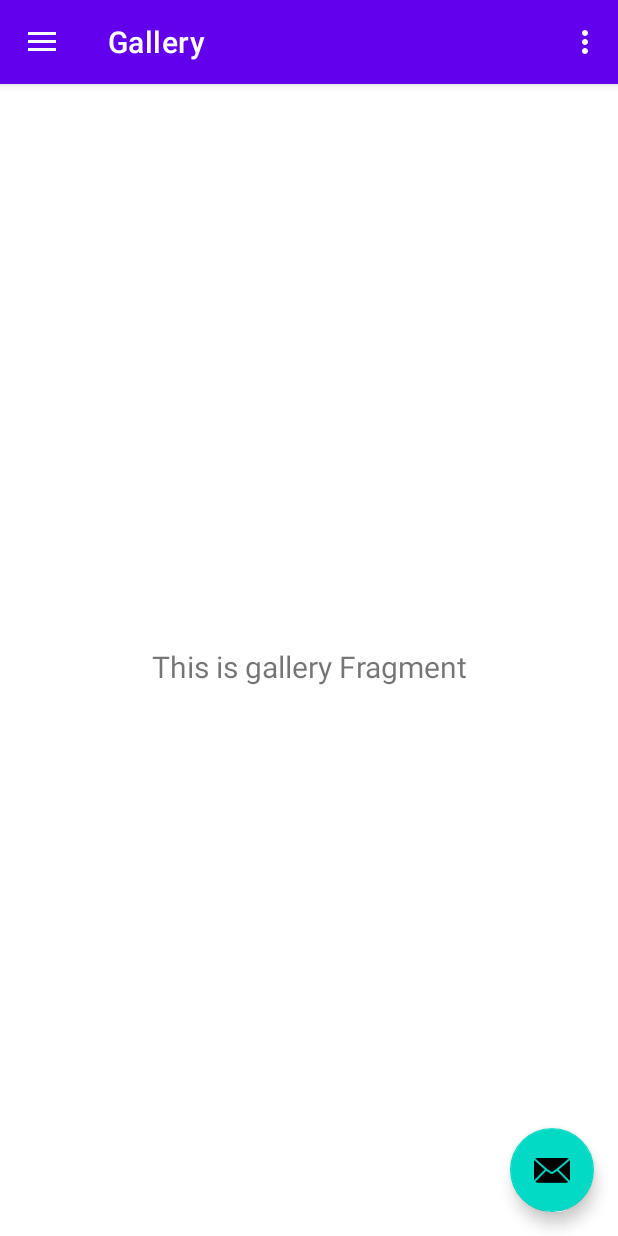
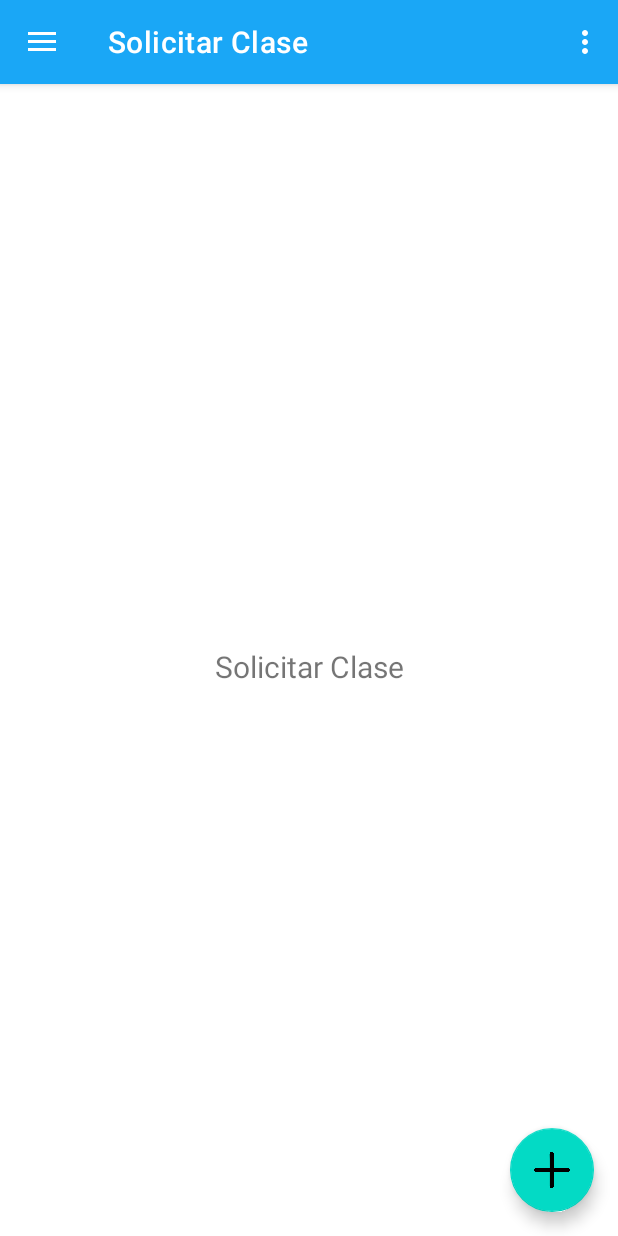
Before and after one commit to valeriafern/Estudiante, an Android app: the screen it shows after launch (MainActivity), in the side drawer, after a tap on "Solicitar Clase", on a phone screen of 412 x 824 dp. Run offline under Robolectric (Android 15) with nearby library versions, the phone set to English and light mode, and no system bars; our stand-ins replace navigation-ui.

Commit message:
listo menu

```diff
--- a/app/src/main/java/com/example/estudiante/ui/gallery/GalleryViewModel.kt
+++ b/app/src/main/java/com/example/estudiante/ui/gallery/GalleryViewModel.kt
@@ -7,7 +7,7 @@ import androidx.lifecycle.ViewModel
 class GalleryViewModel : ViewModel() {
 
     private val _text = MutableLiveData<String>().apply {
-        value = "This is gallery Fragment"
+        value = "Solicitar Clase"
     }
     val text: LiveData<String> = _text
 }
--- a/app/src/main/java/com/example/estudiante/ui/home/HomeViewModel.kt
+++ b/app/src/main/java/com/example/estudiante/ui/home/HomeViewModel.kt
@@ -7,7 +7,7 @@ import androidx.lifecycle.ViewModel
 class HomeViewModel : ViewModel() {
 
     private val _text = MutableLiveData<String>().apply {
-        value = "This is home Fragment"
+        value = "Perfil"
     }
     val text: LiveData<String> = _text
 }
--- a/app/src/main/java/com/example/estudiante/ui/slideshow/SlideshowViewModel.kt
+++ b/app/src/main/java/com/example/estudiante/ui/slideshow/SlideshowViewModel.kt
@@ -7,7 +7,7 @@ import androidx.lifecycle.ViewModel
 class SlideshowViewModel : ViewModel() {
 
     private val _text = MutableLiveData<String>().apply {
-        value = "This is slideshow Fragment"
+        value = "Historial"
     }
     val text: LiveData<String> = _text
 }
--- a/app/src/main/res/drawable/side_nav_bar.xml
+++ b/app/src/main/res/drawable/side_nav_bar.xml
@@ -3,7 +3,7 @@
     <gradient
         android:angle="135"
         android:centerColor="#1AA7F6"
-        android:endColor="#00695C"
-        android:startColor="#4DB6AC"
+        android:endColor="#1AA7F6"
+        android:startColor="#1AA7F6"
         android:type="linear" />
 </shape>
--- a/app/src/main/res/layout/app_bar_main.xml
+++ b/app/src/main/res/layout/app_bar_main.xml
@@ -10,12 +10,12 @@
         android:layout_width="match_parent"
         android:layout_height="wrap_content"
         android:theme="@style/Theme.Estudiante.AppBarOverlay">
-
+p
         <androidx.appcompat.widget.Toolbar
             android:id="@+id/toolbar"
             android:layout_width="match_parent"
             android:layout_height="?attr/actionBarSize"
-            android:background="?attr/colorPrimary"
+            android:background="@color/azul"
             app:popupTheme="@style/Theme.Estudiante.PopupOverlay" />
 
     </com.google.android.material.appbar.AppBarLayout>
@@ -29,6 +29,6 @@
         android:layout_gravity="bottom|end"
         android:layout_marginEnd="@dimen/fab_margin"
         android:layout_marginBottom="16dp"
-        app:srcCompat="@android:drawable/ic_dialog_email" />
+        app:srcCompat="@drawable/agregar" />
 
 </androidx.coordinatorlayout.widget.CoordinatorLayout>
--- a/app/src/main/res/layout/nav_header_main.xml
+++ b/app/src/main/res/layout/nav_header_main.xml
@@ -24,7 +24,7 @@
         android:layout_width="187dp"
         android:layout_height="wrap_content"
         android:paddingTop="@dimen/nav_header_vertical_spacing"
-        android:text="@string/educatio"
+        android:text="@string/menu"
         android:textAppearance="@style/TextAppearance.AppCompat.Body1" />
 
     <TextView
--- a/app/src/main/res/menu/activity_main_drawer.xml
+++ b/app/src/main/res/menu/activity_main_drawer.xml
@@ -6,15 +6,15 @@
     <group android:checkableBehavior="single">
         <item
             android:id="@+id/nav_home"
-            android:icon="@drawable/ic_menu_camera"
+            android:icon="@drawable/perfil"
             android:title="@string/perfil" />
         <item
             android:id="@+id/nav_gallery"
-            android:icon="@drawable/ic_menu_gallery"
+            android:icon="@drawable/clase"
             android:title="@string/solicitar_clase" />
         <item
             android:id="@+id/nav_slideshow"
-            android:icon="@drawable/ic_menu_slideshow"
+            android:icon="@drawable/historial"
             android:title="@string/historial" />
     </group>
 </menu>
--- a/app/src/main/res/menu/main.xml
+++ b/app/src/main/res/menu/main.xml
@@ -4,6 +4,6 @@
     <item
         android:id="@+id/action_settings"
         android:orderInCategory="100"
-        android:title="@string/action_settings"
+        android:title="@string/configuracion"
         app:showAsAction="never" />
 </menu>
--- a/app/src/main/res/values/colors.xml
+++ b/app/src/main/res/values/colors.xml
@@ -7,4 +7,5 @@
     <color name="teal_700">#FF018786</color>
     <color name="black">#FF000000</color>
     <color name="white">#FFFFFFFF</color>
+    <color name="azul">#1AA7F6</color>
 </resources>
--- a/app/src/main/res/values/strings.xml
+++ b/app/src/main/res/values/strings.xml
@@ -7,12 +7,14 @@
     <string name="nav_header_desc">Navigation header</string>
     <string name="action_settings">Settings</string>
 
-    <string name="menu_home">Home</string>
-    <string name="menu_gallery">Gallery</string>
-    <string name="menu_slideshow">Slideshow</string>
+    <string name="menu_home">Perfil</string>
+    <string name="menu_gallery">Solicitar Clase</string>
+    <string name="menu_slideshow">Historial</string>
     <string name="educatio">EDUCATIO</string>
     <string name="estudiante">Estudiante</string>
     <string name="perfil">Perfil</string>
     <string name="solicitar_clase">Solicitar Clase</string>
     <string name="historial">Historial</string>
+    <string name="menu">Menu</string>
+    <string name="configuracion">Configuracion</string>
 </resources>
```
Also changed, not shown: app/src/main/res/drawable/agregar.png (added), app/src/main/res/drawable/clase.png (added), app/src/main/res/drawable/historial.png (added), app/src/main/res/drawable/perfil.png (added).
